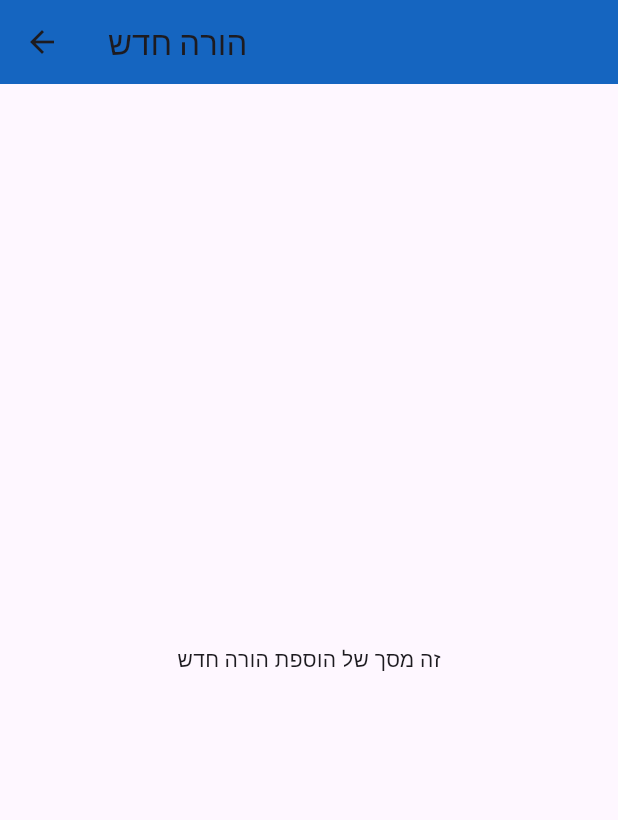
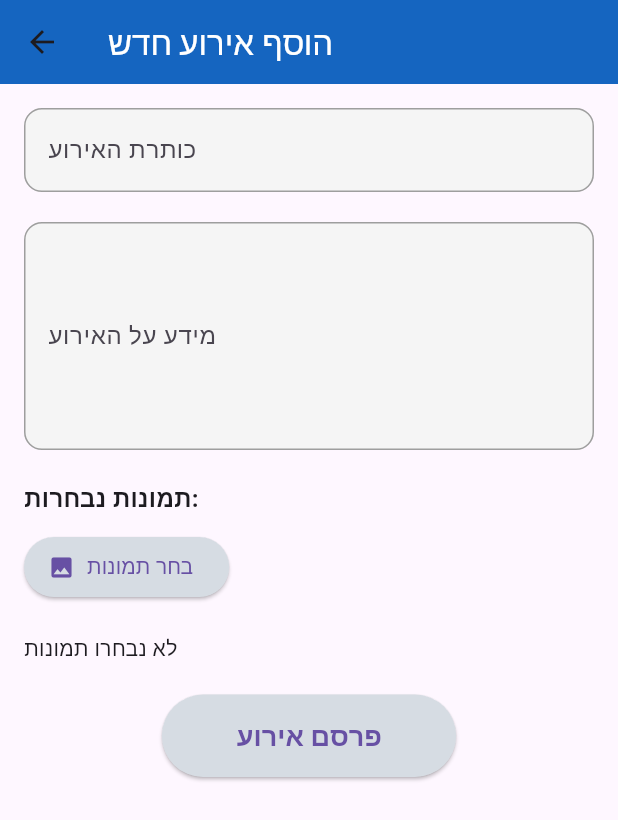
Before and after one commit to eldarabramovich/Final-Project, a Flutter app: the AdminHomeScreen screen opened directly, after a tap on "אירוע חדש", on a phone screen of 412 x 824 dp. Shown: the top 820 px of the screen. Run offline on Flutter 3.47's test engine with Material 3 defaults, Android fonts, the phone set to English and light mode, and no system bars; our stand-ins replace cloud_firestore, file_picker, firebase_auth, firebase_core, flutter_svg, google_fonts and 2 more; accounts and stored records are empty; network calls fail.

Commit message:
adding a pages

```diff
--- a/frontend/lib/Admin/AdminAddClassroom.dart
+++ b/frontend/lib/Admin/AdminAddClassroom.dart
@@ -91,7 +91,7 @@ class _AdminAddClassroomState extends State<AdminAddClassroom> {
     List<String> subjects = _subjects;
 
     var url = Uri.parse(
-        'http://10.0.0.22:3000/admin/addclasubj'); // Replace with your actual endpoint
+        'http://172.20.10.2:3000/admin/addclasubj'); // Replace with your actual endpoint
 
     var response = await http.post(
       url,
--- /dev/null
+++ b/frontend/lib/Admin/AdminAddEventPage.dart
@@ -0,0 +1,185 @@
+import 'package:flutter/foundation.dart';
+import 'package:flutter/material.dart';
+import 'package:image_picker/image_picker.dart';
+import 'dart:io';
+
+class AdminAddEventPage extends StatefulWidget {
+  @override
+  _AdminAddEventPageState createState() => _AdminAddEventPageState();
+}
+
+class _AdminAddEventPageState extends State<AdminAddEventPage> {
+  final _formKey = GlobalKey<FormState>();
+  final _titleController = TextEditingController();
+  final _infoController = TextEditingController();
+  List<File> _selectedImages = [];
+
+  Future<void> _pickImages() async {
+    final pickedFiles = await ImagePicker().pickMultiImage();
+    if (pickedFiles != null) {
+      setState(() {
+        _selectedImages = pickedFiles.map((file) => File(file.path)).toList();
+      });
+    }
+  }
+
+  void _postEvent() {
+    if (_formKey.currentState!.validate()) {
+      // Implement the logic to post the event to the backend
+      // For now, just clear the form and show a snackbar
+      _formKey.currentState!.reset();
+      _titleController.clear();
+      _infoController.clear();
+      setState(() {
+        _selectedImages = [];
+      });
+      ScaffoldMessenger.of(context).showSnackBar(
+        SnackBar(content: Text('Event posted successfully')),
+      );
+    }
+  }
+
+  @override
+  void dispose() {
+    _titleController.dispose();
+    _infoController.dispose();
+    super.dispose();
+  }
+
+  @override
+  Widget build(BuildContext context) {
+    return Scaffold(
+      appBar: AppBar(
+        title: Text('הוסף אירוע חדש', style: TextStyle(color: Colors.white)),
+        backgroundColor: Colors.blue.shade800,
+      ),
+      body: Padding(
+        padding: EdgeInsets.all(16.0),
+        child: Form(
+          key: _formKey,
+          child: SingleChildScrollView(
+            child: Column(
+              crossAxisAlignment: CrossAxisAlignment.start,
+              children: [
+                TextFormField(
+                  controller: _titleController,
+                  decoration: InputDecoration(
+                    labelText: 'כותרת האירוע',
+                    enabledBorder: OutlineInputBorder(
+                      borderSide: BorderSide(color: Colors.grey),
+                      borderRadius: BorderRadius.circular(12),
+                    ),
+                    focusedBorder: OutlineInputBorder(
+                      borderSide: BorderSide(color: Colors.blue),
+                      borderRadius: BorderRadius.circular(12),
+                    ),
+                    fillColor: Colors.grey.shade100,
+                    filled: true,
+                  ),
+                  validator: (value) {
+                    if (value == null || value.isEmpty) {
+                      return 'נא להזין כותרת לאירוע';
+                    }
+                    return null;
+                  },
+                ),
+                SizedBox(height: 20),
+                TextFormField(
+                  controller: _infoController,
+                  decoration: InputDecoration(
+                    labelText: 'מידע על האירוע',
+                    enabledBorder: OutlineInputBorder(
+                      borderSide: BorderSide(color: Colors.grey),
+                      borderRadius: BorderRadius.circular(12),
+                    ),
+                    focusedBorder: OutlineInputBorder(
+                      borderSide: BorderSide(color: Colors.blue),
+                      borderRadius: BorderRadius.circular(12),
+                    ),
+                    fillColor: Colors.grey.shade100,
+                    filled: true,
+                  ),
+                  validator: (value) {
+                    if (value == null || value.isEmpty) {
+                      return 'נא להזין מידע על האירוע';
+                    }
+                    return null;
+                  },
+                  maxLines: 5,
+                ),
+                SizedBox(height: 20),
+                Text(
+                  'תמונות נבחרות:',
+                  style: TextStyle(fontSize: 16, fontWeight: FontWeight.bold),
+                ),
+                SizedBox(height: 10),
+                Row(
+                  children: [
+                    ElevatedButton.icon(
+                      onPressed: _pickImages,
+                      icon: Icon(Icons.photo),
+                      label: Text('בחר תמונות'),
+                      style: ElevatedButton.styleFrom(
+                        backgroundColor:
+                            const Color.fromARGB(255, 214, 220, 227),
+                      ),
+                    ),
+                  ],
+                ),
+                SizedBox(height: 20),
+                _selectedImages.isEmpty
+                    ? Text('לא נבחרו תמונות')
+                    : Wrap(
+                        spacing: 8.0,
+                        runSpacing: 8.0,
+                        children: _selectedImages
+                            .map((image) => Stack(
+                                  children: [
+                                    Image.file(
+                                      image,
+                                      width: 100,
+                                      height: 100,
+                                      fit: BoxFit.cover,
+                                    ),
+                                    Positioned(
+                                      right: 0,
+                                      child: GestureDetector(
+                                        onTap: () {
+                                          setState(() {
+                                            _selectedImages.remove(image);
+                                          });
+                                        },
+                                        child: Icon(
+                                          Icons.remove_circle,
+                                          color: Colors.red,
+                                        ),
+                                      ),
+                                    )
+                                  ],
+                                ))
+                            .toList(),
+                      ),
+                SizedBox(height: 20),
+                Center(
+                  child: ElevatedButton(
+                    onPressed: _postEvent,
+                    child: Text('פרסם אירוע'),
+                    style: ElevatedButton.styleFrom(
+                      backgroundColor: const Color.fromARGB(255, 214, 220, 227),
+                      padding:
+                          EdgeInsets.symmetric(horizontal: 50, vertical: 15),
+                      textStyle: TextStyle(
+                          fontSize: 18,
+                          fontWeight: FontWeight.bold,
+                          color: Color.fromARGB(0, 0, 0, 0)),
+                    ),
+                  ),
+                ),
+              ],
+            ),
+          ),
+        ),
+      ),
+    );
+  }
+}
--- a/frontend/lib/Admin/AdminAddStudent.dart
+++ b/frontend/lib/Admin/AdminAddStudent.dart
@@ -17,7 +17,7 @@ class _AddStudentPageState extends State<AddStudentPage> {
   final _classnameController = TextEditingController();
 
   Future<void> _addStudent() async {
-    var url = Uri.parse('http://10.0.0.22:3000/admin/addstudent');
+    var url = Uri.parse('http://172.20.10.2:3000/admin/addstudent');
     var response = await http.post(
       url,
       headers: {'Content-Type': 'application/json'},
--- a/frontend/lib/Admin/AdminAddTeacher.dart
+++ b/frontend/lib/Admin/AdminAddTeacher.dart
@@ -205,7 +205,7 @@ class _AdminAddTeacher extends State<AdminAddTeacher> {
     String email = _emailController.text;
 
     var url = Uri.parse(
-        'http://10.0.0.22:3000/admin/addteacher'); // Replace with your actual endpoint
+        'http://172.20.10.2:3000/admin/addteacher'); // Replace with your actual endpoint
     var response = await http.post(
       url,
       headers: {'Content-Type': 'application/json'},
--- a/frontend/lib/Admin/AdminHomeScreen.dart
+++ b/frontend/lib/Admin/AdminHomeScreen.dart
@@ -9,6 +9,7 @@ import 'package:frontend/Admin/AdminAddClassroom.dart';
 import 'package:frontend/Admin/AdminAddParent.dart';
 import 'package:frontend/Admin/AdminAddStudent.dart';
 import 'package:frontend/Admin/AdminAddTeacher.dart';
+import 'package:frontend/Admin/AdminAddEventPage.dart';
 
 class AdminHomeScreen extends StatelessWidget {
   static String routeName = 'AdminHomeScreen';
@@ -142,7 +143,7 @@ class AdminHomeScreen extends StatelessWidget {
                             Navigator.push(
                               context,
                               MaterialPageRoute(
-                                  builder: (context) => AdminAddParent()),
+                                  builder: (context) => AdminAddEventPage()),
                             );
                           },
                           icon: 'asset/icons/addpost.svg',
--- a/frontend/lib/Student/StudentAssignment .dart
+++ b/frontend/lib/Student/StudentAssignment .dart
@@ -24,7 +24,7 @@ class _StudentAssignmentState extends State<StudentAssignment> {
 
   Future<List<AssignmentData>> fetchAssignments() async {
     var url =
-        Uri.parse('http://10.0.0.22:3000/student/getassi/${widget.userId}');
+        Uri.parse('http://172.20.10.2:3000/student/getassi/${widget.userId}');
     var response = await http.get(url);
 
     if (response.statusCode == 200) {
--- a/frontend/lib/Student/StudentMessages.dart
+++ b/frontend/lib/Student/StudentMessages.dart
@@ -28,7 +28,8 @@ class _StudentClassMessagesScreenState
     try {
       // Fetch the student's class using the student ID
       var studentClassResponse = await http.get(
-        Uri.parse('http://10.0.0.22:3000/student/getstudent/${widget.userId}'),
+        Uri.parse(
+            'http://172.20.10.2:3000/student/getstudent/${widget.userId}'),
       );
 
       if (studentClassResponse.statusCode == 200) {
@@ -38,7 +39,8 @@ class _StudentClassMessagesScreenState
 
           // Fetch messages for the student's class
           var messagesResponse = await http.get(
-            Uri.parse('http://10.0.0.22:3000/student/getmess/${studentClass}'),
+            Uri.parse(
+                'http://172.20.10.2:3000/student/getmess/${studentClass}'),
           );
 
           if (messagesResponse.statusCode == 200) {
--- a/frontend/lib/Teacher/TeacherAddNewAssi.dart
+++ b/frontend/lib/Teacher/TeacherAddNewAssi.dart
@@ -28,7 +28,7 @@ class _TeacherAddNewAssiState extends State<TeacherAddNewAssi> {
   }
 
   Future<void> _fetchTeacherData() async {
-    var url = Uri.parse('http://10.0.0.22:3000/teacher/${widget.userId}');
+    var url = Uri.parse('http://172.20.10.2:3000/teacher/${widget.userId}');
     var response = await http.get(url);
     if (response.statusCode == 200) {
       setState(() {
@@ -47,7 +47,7 @@ class _TeacherAddNewAssiState extends State<TeacherAddNewAssi> {
 
   Future<void> _submitAssignment() async {
     if (_formKey.currentState!.validate()) {
-      var url = Uri.parse('http://10.0.0.22:3000/teacher/addassi');
+      var url = Uri.parse('http://172.20.10.2:3000/teacher/addassi');
       var response = await http.post(
         url,
         headers: {'Content-Type': 'application/json'},
--- a/frontend/lib/Teacher/TeacherAttendancePage.dart
+++ b/frontend/lib/Teacher/TeacherAttendancePage.dart
@@ -32,7 +32,7 @@ class _TeacherAttendancePageState extends State<TeacherAttendancePage> {
 
   Future<void> _fetchStudents() async {
     var url = Uri.parse(
-        'http://10.0.0.22:3000/teacher/getstudents/${widget.classname}');
+        'http://172.20.10.2:3000/teacher/getstudents/${widget.classname}');
     try {
       var response = await http.get(url);
 
@@ -87,7 +87,7 @@ class _TeacherAttendancePageState extends State<TeacherAttendancePage> {
   //   }
   // }
   Future<void> _submitAttendance() async {
-    var url = Uri.parse('http://10.0.0.22:3000/teacher/addatte');
+    var url = Uri.parse('http://172.20.10.2:3000/teacher/addatte');
     var response = await http.post(
       url,
       headers: {'Content-Type': 'application/json'},
--- a/frontend/lib/Teacher/TeacherFileUpload.dart
+++ b/frontend/lib/Teacher/TeacherFileUpload.dart
@@ -44,7 +44,8 @@ class _UploadFilePageState extends State<UploadFilePage> {
 
     var request = http.MultipartRequest(
       'POST',
-      Uri.parse('http://10.0.0.22:3000/upload'), // Update with your IP address
+      Uri.parse(
+          'http://172.20.10.2:3000/upload'), // Update with your IP address
     );
 
     request.fields['teacherId'] = _teacherIdController.text;
--- a/frontend/lib/Teacher/TeacherMessages.dart
+++ b/frontend/lib/Teacher/TeacherMessages.dart
@@ -25,7 +25,7 @@ class _TeacherSendMessageState extends State<TeacherSendMessage> {
   }
 
   Future<void> _fetchTeacherData() async {
-    var url = Uri.parse('http://10.0.0.22:3000/teacher/${widget.userId}');
+    var url = Uri.parse('http://172.20.10.2:3000/teacher/${widget.userId}');
     var response = await http.get(url);
     if (response.statusCode == 200) {
       setState(() {
@@ -44,7 +44,7 @@ class _TeacherSendMessageState extends State<TeacherSendMessage> {
   Future<void> _sendMessage() async {
     if (_formKey.currentState!.validate()) {
       // TODO: Replace with your actual endpoint
-      var url = Uri.parse('http://10.0.0.22:3000/teacher/addmess');
+      var url = Uri.parse('http://172.20.10.2:3000/teacher/addmess');
       var response = await http.post(
         url,
         headers: {'Content-Type': 'application/json'},
--- a/frontend/lib/Teacher/TecherAttendance .dart
+++ b/frontend/lib/Teacher/TecherAttendance .dart
@@ -29,7 +29,7 @@ class _TeacherClassSubjectSelectionPageState
   }
 
   Future<void> _fetchTeacherData() async {
-    var url = Uri.parse('http://10.0.0.22:3000/teacher/${widget.userId}');
+    var url = Uri.parse('http://172.20.10.2:3000/teacher/${widget.userId}');
     var response = await http.get(url);
     if (response.statusCode == 200) {
       setState(() {
--- a/frontend/lib/login_screen.dart
+++ b/frontend/lib/login_screen.dart
@@ -44,7 +44,7 @@ class _LoginScreenState extends State<LoginScreen> {
 
     try {
       var response = await http.post(
-        Uri.parse('http://10.0.0.22:3000/auth/login'),
+        Uri.parse('http://172.20.10.2:3000/auth/login'),
         headers: {'Content-Type': 'application/json'},
         body: requestBody,
       );
--- a/frontend/pubspec.yaml
+++ b/frontend/pubspec.yaml
@@ -19,6 +19,7 @@ dependencies:
   flutter_svg: ^2.0.8
   file_picker: ^6.2.0
   table_calendar: ^3.0.0
+  image_picker: ^0.8.4+4
 
 
 
```
Also changed, not shown: frontend/lib/Teacher/TeacherEventPage.dart (added, +18 -0 lines), frontend/lib/Teacher/TeacherHomeScreen.dart (+21 -2 lines), frontend/lib/Teacher/TeacherProfile.dart (added, +123 -0 lines), frontend/asset/icons/exam.svg (added), frontend/pubspec.lock, 5 other files.
